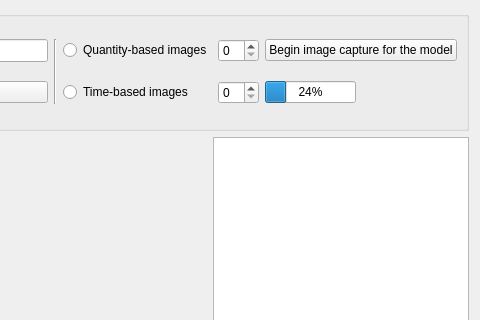
The window that Views/Templates/ModelView.ui (JE8879/Image-Compartor) describes before a commit, drawn with Qt 5; both pictures show x 820 to 1300 and y 0 to 320 of the 1300 by 519 pixel window.
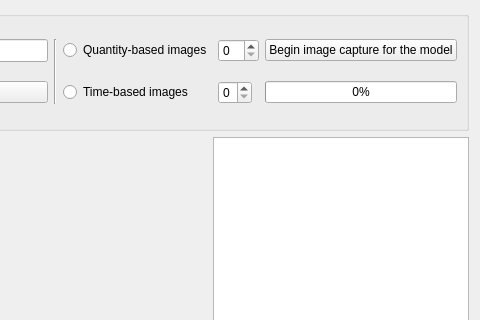
The same window after the commit.

Diff of the .ui file:
```diff
--- a/Views/Templates/ModelView.ui
+++ b/Views/Templates/ModelView.ui
@@ -136,18 +136,21 @@
           <verstretch>0</verstretch>
          </sizepolicy>
         </property>
+        <property name="maximum">
+         <number>3</number>
+        </property>
        </widget>
       </item>
       <item row="1" column="6">
        <widget class="QProgressBar" name="image_progressBar">
         <property name="sizePolicy">
-         <sizepolicy hsizetype="Fixed" vsizetype="Fixed">
+         <sizepolicy hsizetype="Preferred" vsizetype="Fixed">
           <horstretch>0</horstretch>
           <verstretch>0</verstretch>
          </sizepolicy>
         </property>
         <property name="value">
-         <number>24</number>
+         <number>0</number>
         </property>
        </widget>
       </item>
```
